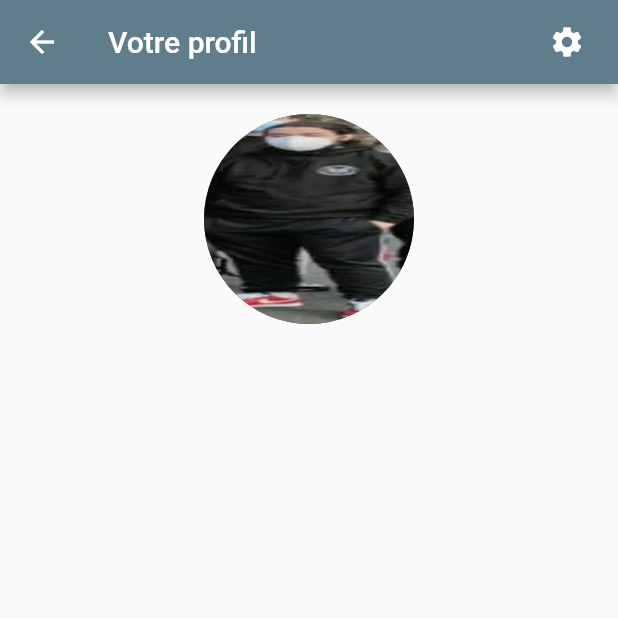
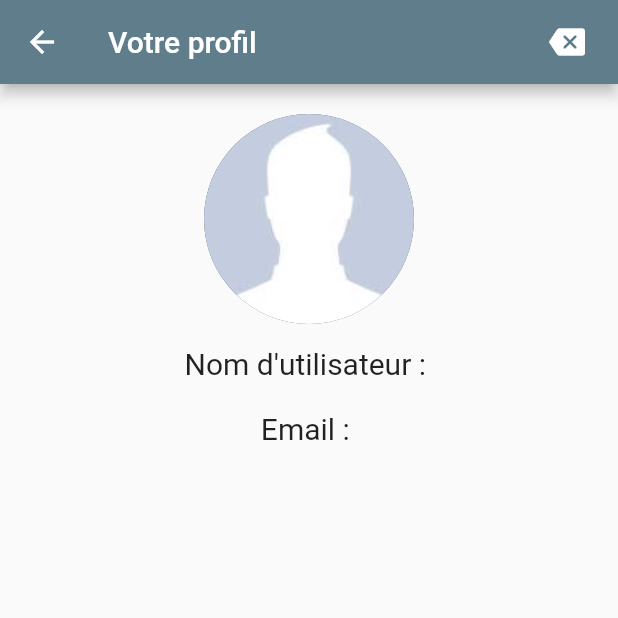
Before and after one commit to clemane/Recycl-Rennes, a Flutter app: the Profile screen opened directly, on a phone screen of 412 x 824 dp, the top half of it. Run offline on Flutter 3.47's test engine with Material 2 defaults, Android fonts, the phone set to English and light mode, and no system bars; our stand-ins replace cloud_firestore, firebase_auth, firebase_core; accounts and stored records are empty.

Commit message:
Mise en forme Profil

```diff
--- a/lib/widgets/profile.dart
+++ b/lib/widgets/profile.dart
@@ -74,7 +74,7 @@ class _ProfileState extends State<Profile> {
         title: Text('Votre profil'),
         actions: [
           IconButton(
-            icon: Icon(Icons.settings),
+            icon: Icon(Icons.backspace_rounded),
             onPressed: () {
               FirebaseAuth.instance.signOut();
               print('Déconnexion...');
@@ -95,21 +95,21 @@ class _ProfileState extends State<Profile> {
               padding: EdgeInsets.only(top: 20.0),
               child: CircleAvatar(
                 radius: 70.0,
-                backgroundImage: AssetImage('assets/images/LEMANE.jpg'),
+                backgroundImage: AssetImage('assets/images/profil.jpg'),
               )),
           Padding(
             padding: EdgeInsets.only(top: 15.0),
           ),
           Text(
-            this.current_name,
-            style: TextStyle(fontSize: 25),
+            "Nom d'utilisateur : ${this.current_name}",
+            style: TextStyle(fontSize: 20),
           ),
           SizedBox(
             height: 20,
           ),
           Text(
-            firebaseUser.email,
-            style: TextStyle(fontSize: 25),
+            "Email : ${firebaseUser.email}",
+            style: TextStyle(fontSize: 20),
           )
         ]),
       ),
```
Also changed, not shown: assets/images/profil.jpg (added), assets/images/profil.png (added).
